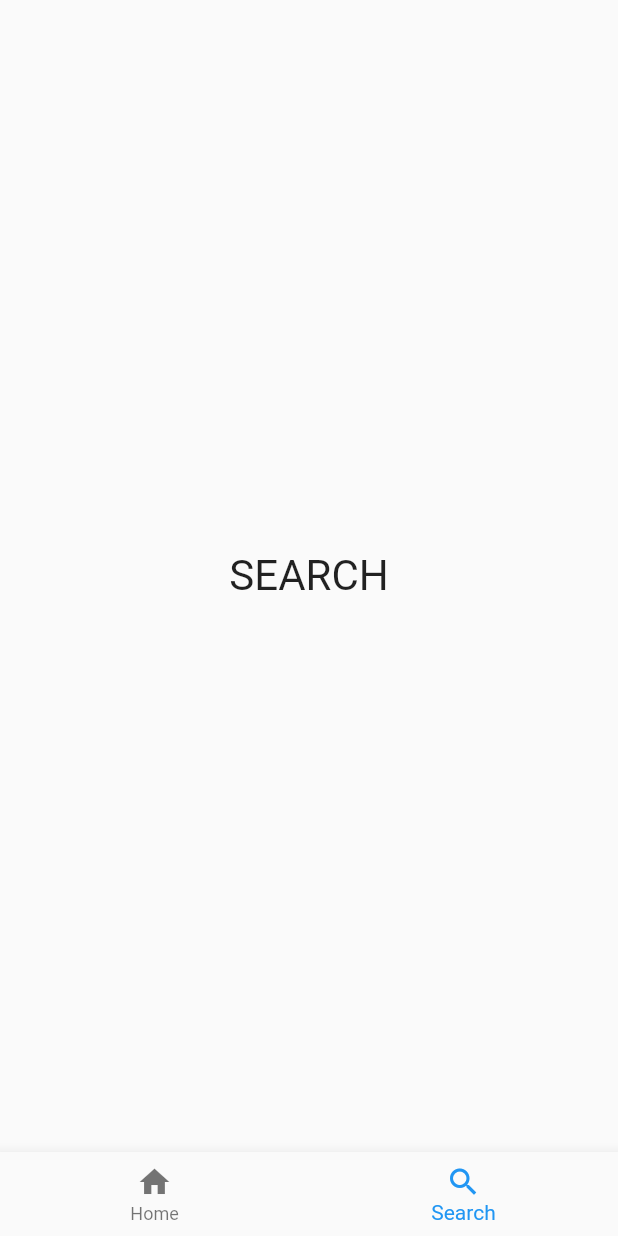
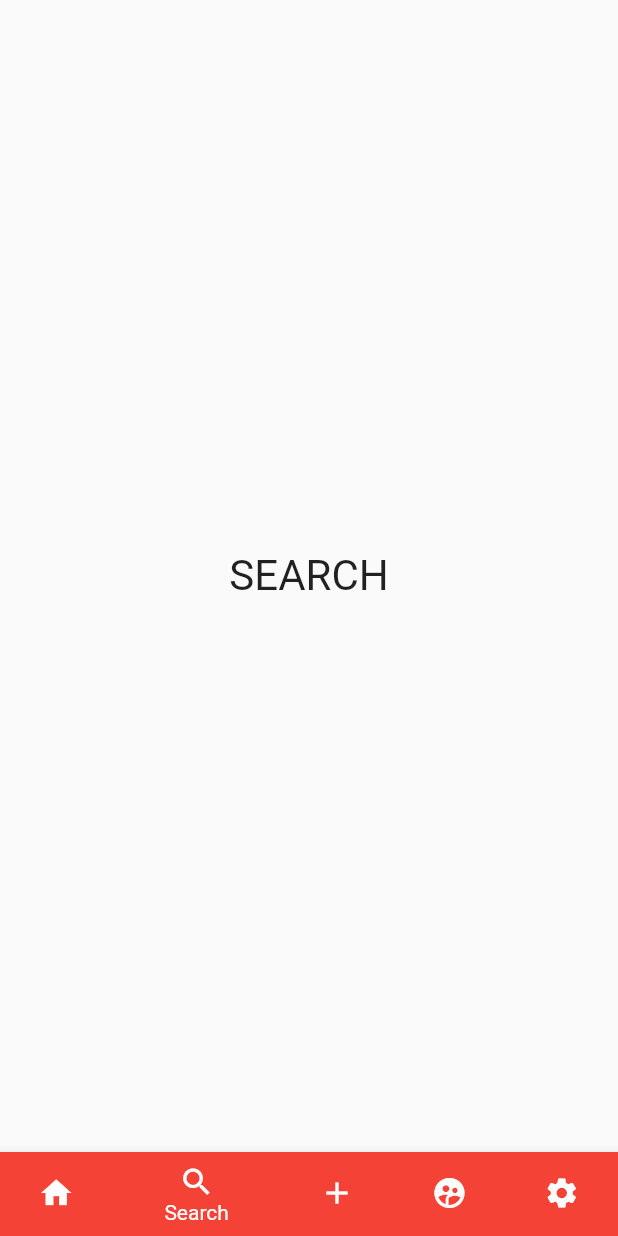
Before and after one commit to ezdar2743/flutter_tab_nav_for_blog, a Flutter app: the screen it shows after launch, item 2 of the bottom bar chosen, on a phone screen of 412 x 824 dp. Run offline on Flutter 3.47's test engine with Material 2 defaults, Android fonts, the phone set to English and light mode, and no system bars.

Commit message:
🎨 test a case of overthan 4 navItems

```diff
--- a/lib/feature/bottom_navigation_bar/bottom_navigation_bar.dart
+++ b/lib/feature/bottom_navigation_bar/bottom_navigation_bar.dart
@@ -23,7 +23,25 @@
         'SEARCH',
         style: TextStyle(fontSize: FontSizes.xxl),
       ),
-    )
+    ),
+    const Center(
+      child: Text(
+        'ADD',
+        style: TextStyle(fontSize: FontSizes.xxl),
+      ),
+    ),
+    const Center(
+      child: Text(
+        'MYPAGE',
+        style: TextStyle(fontSize: FontSizes.xxl),
+      ),
+    ),
+    const Center(
+      child: Text(
+        'SEARCH',
+        style: TextStyle(fontSize: FontSizes.xxl),
+      ),
+    ),
   ];
 
   void _onTab(int index) {
@@ -40,11 +58,26 @@
         currentIndex: _selectedIndex,
         onTap: _onTab,
         items: const [
-          BottomNavigationBarItem(icon: Icon(Icons.home), label: 'Home'),
           BottomNavigationBarItem(
-            icon: Icon(Icons.search),
-            label: 'Search',
-          ),
+              icon: Icon(Icons.home),
+              label: 'Home',
+              backgroundColor: Colors.green),
+          BottomNavigationBarItem(
+              icon: Icon(Icons.search),
+              label: 'Search',
+              backgroundColor: Colors.red),
+          BottomNavigationBarItem(
+              icon: Icon(Icons.add),
+              label: 'Add',
+              backgroundColor: Colors.blue),
+          BottomNavigationBarItem(
+              icon: Icon(Icons.supervised_user_circle),
+              label: 'Mypage',
+              backgroundColor: Colors.yellow),
+          BottomNavigationBarItem(
+              icon: Icon(Icons.settings),
+              label: 'Setting',
+              backgroundColor: Colors.pink),
         ],
       ),
     );
```
Also changed, not shown: 1 other file.
